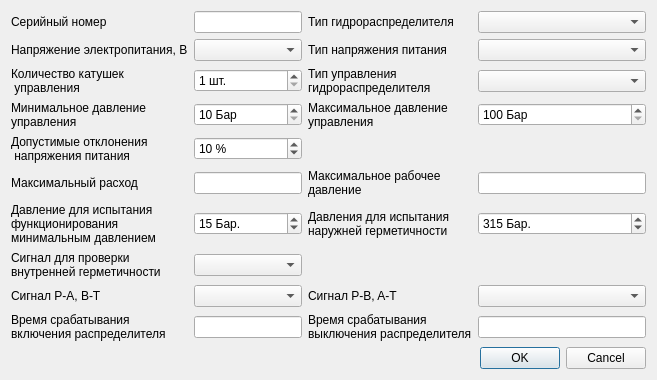
Old version of the form hydro_title_info.ui in the repository firef0xff/SSHGS01.
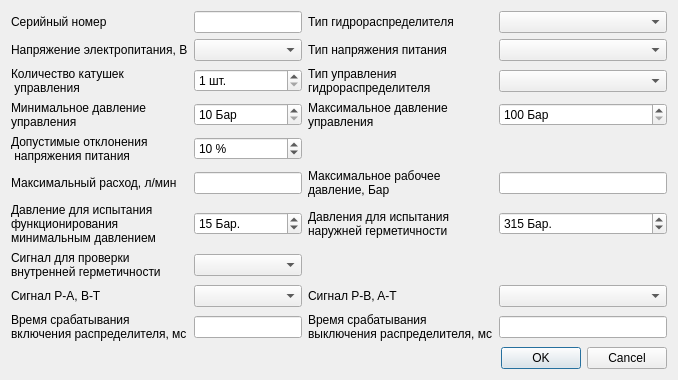
New version of the form.

Diff of the .ui file:
```diff
--- a/hydro_title_info.ui
+++ b/hydro_title_info.ui
@@ -9,7 +9,7 @@
    <rect>
     <x>0</x>
     <y>0</y>
-    <width>817</width>
+    <width>842</width>
     <height>551</height>
    </rect>
   </property>
@@ -153,7 +153,7 @@
       <widget class="QLabel" name="l_actuation_on_time">
        <property name="text">
         <string>Время срабатывания
-включения распределителя</string>
+включения распределителя, мс</string>
        </property>
       </widget>
      </item>
@@ -186,7 +186,7 @@
      <item row="7" column="0">
       <widget class="QLabel" name="l_max_expenditure">
        <property name="text">
-        <string>Максимальный расход</string>
+        <string>Максимальный расход, л/мин</string>
        </property>
       </widget>
      </item>
@@ -237,7 +237,7 @@
       <widget class="QLabel" name="l_actuation_off_time">
        <property name="text">
         <string>Время срабатывания
-выключения распределителя</string>
+выключения распределителя, мс</string>
        </property>
       </widget>
      </item>
@@ -361,7 +361,7 @@
       <widget class="QLabel" name="l_max_work_pressure">
        <property name="text">
         <string>Максимальное рабочее
-давление</string>
+давление, Бар</string>
        </property>
       </widget>
      </item>
```
